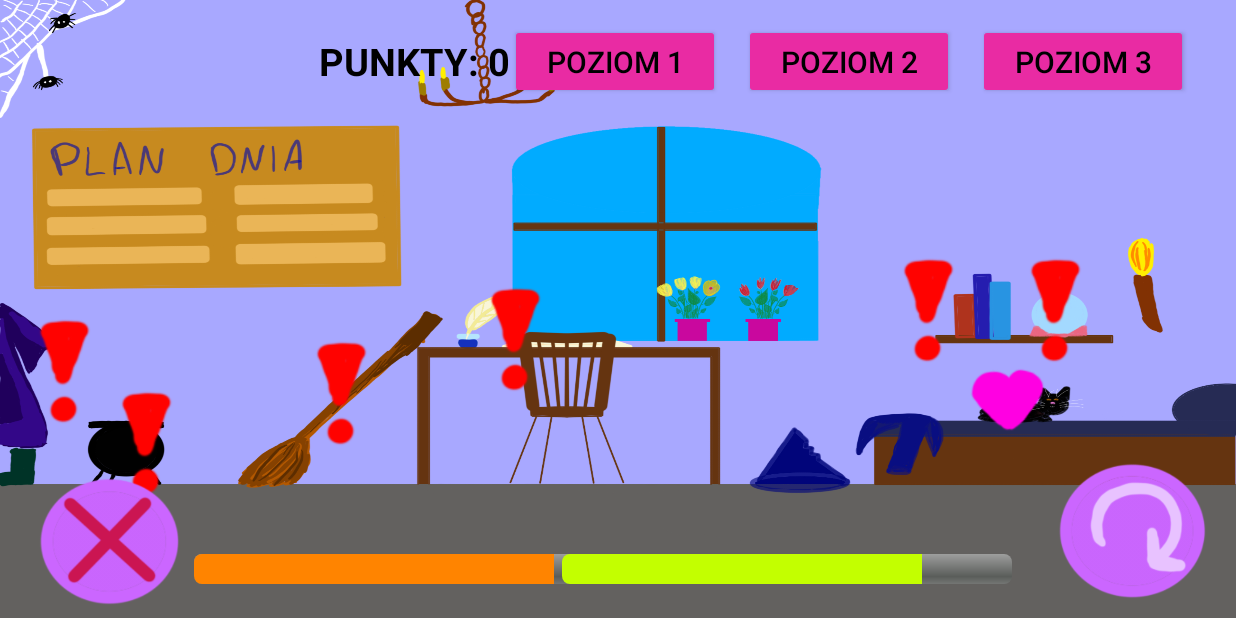
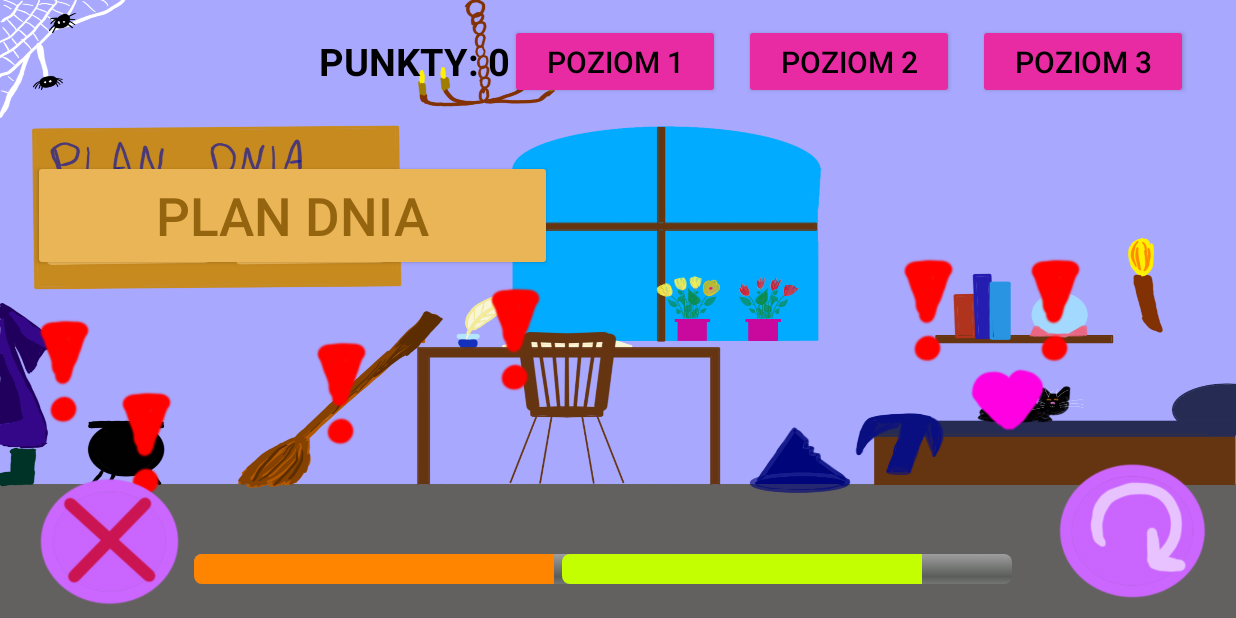
Before and after one commit to luki05superas-code/witch, an Android app: the screen it shows after launch (MainActivity), on a phone screen of 824 x 412 dp (held sideways). Run offline under Robolectric (Android 15) with nearby library versions, the phone set to English and light mode, and no system bars.

Commit message:
"Plan dnia."

```diff
--- /dev/null
+++ b/app/src/main/java/com/example/witch/DailySchedule.java
@@ -0,0 +1,13 @@
+package com.example.witch;
+
+public class DailySchedule extends GameAction{
+
+    @Override
+    public void updateDescription() {
+
+    }
+    public DailySchedule(int timeCost, int energyCost){
+        super(timeCost,energyCost);
+
+    }
+}
--- a/app/src/main/java/com/example/witch/MainActivity.java
+++ b/app/src/main/java/com/example/witch/MainActivity.java
@@ -5,6 +5,7 @@ import android.os.Bundle;
 import android.view.View;
 import android.widget.Button;
 import android.widget.ImageButton;
+import android.widget.LinearLayout;
 import android.widget.ProgressBar;
 import android.widget.TextView;
 import android.widget.Toast;
@@ -29,6 +30,10 @@ public class MainActivity extends AppCompatActivity {
     private ImageButton heart;
     private ImageButton[] buttons;
     private TextView textPoint;
+    LinearLayout overlayPanel;
+    TextView overlayText;
+    Button closeOverlayButton;
+    Button planButton;
 
 
 
@@ -56,6 +61,11 @@ public class MainActivity extends AppCompatActivity {
         level2Button = (Button) findViewById(R.id.button_poziom_2);
         level3Button = (Button) findViewById(R.id.button_poziom_3);
         heart = findViewById(R.id.button_serce);
+        overlayPanel = findViewById(R.id.overlayPanel);
+        overlayText = findViewById(R.id.overlayText);
+        closeOverlayButton = findViewById(R.id.closeOverlayButton);
+        planButton = findViewById(R.id.button_plan);
+
 
         energyBar.setMax(100);
         timeBar.setMax(100);
@@ -115,6 +125,26 @@ public class MainActivity extends AppCompatActivity {
                 updateUI();
             }
         });
+        closeOverlayButton.setOnClickListener(new View.OnClickListener() {
+            @Override
+            public void onClick(View v) {
+                overlayPanel.setVisibility(View.GONE); // Ukrywamy panel
+            }
+        });
+        planButton.setOnClickListener(new View.OnClickListener() {
+            @Override
+            public void onClick(View v) {
+                String description = gameModel.getAllDescription();
+                overlayText.setText(description);
+                overlayPanel.setVisibility(View.VISIBLE); // Pokazujemy panel
+                if(!gameModel.plan.done){
+                    gameModel.makePlan(gameModel.plan);
+                    updateUI();
+
+                }
+            }
+        });
+
 
 
 
--- a/app/src/main/res/layout/layout.xml
+++ b/app/src/main/res/layout/layout.xml
@@ -1,7 +1,12 @@
 <?xml version="1.0" encoding="utf-8"?>
-<LinearLayout xmlns:android="http://schemas.android.com/apk/res/android"
+
+<FrameLayout xmlns:android="http://schemas.android.com/apk/res/android"
     xmlns:app="http://schemas.android.com/apk/res-auto"
     xmlns:tools="http://schemas.android.com/tools"
+    android:layout_width="match_parent"
+    android:layout_height="match_parent">
+
+<LinearLayout
     android:layout_width="match_parent"
     android:layout_height="match_parent"
     android:background="@drawable/tlo_glowne"
@@ -259,5 +264,49 @@
             app:layout_constraintTop_toTopOf="parent"
             app:layout_constraintVertical_bias="0.931" />
 
+        <Button
+            android:id="@+id/button_plan"
+            android:layout_width="346dp"
+            android:layout_height="74dp"
+            android:backgroundTint="#EAB557"
+            android:text="PLAN DNIA"
+            android:textSize="35dp"
+            android:textColor="#95640E"
+            app:layout_constraintBottom_toBottomOf="parent"
+            app:layout_constraintEnd_toEndOf="parent"
+            app:layout_constraintHorizontal_bias="0.046"
+            app:layout_constraintStart_toStartOf="parent"
+            app:layout_constraintTop_toTopOf="parent"
+            app:layout_constraintVertical_bias="0.15" />
+
     </androidx.constraintlayout.widget.ConstraintLayout>
-</LinearLayout>
+
+ </LinearLayout>
+    <LinearLayout
+        android:id="@+id/overlayPanel"
+        android:layout_width="match_parent"
+        android:layout_height="match_parent"
+        android:background="#CC000000"
+        android:gravity="center"
+        android:orientation="vertical"
+        android:clickable="true"
+        android:focusable="true"
+        android:elevation="10dp"
+        android:visibility="gone">
+        <TextView
+            android:id="@+id/overlayText"
+            android:layout_width="wrap_content"
+            android:layout_height="wrap_content"
+            android:textColor="#FFFFFF"
+            android:textSize="20sp"
+            android:padding="20dp"
+            android:text="Tutaj pojawi się opis"
+            android:gravity="center"/>
+        <Button
+            android:id="@+id/closeOverlayButton"
+            android:layout_width="wrap_content"
+            android:layout_height="wrap_content"
+            android:text="Zamknij"/>
+
+    </LinearLayout>
+</FrameLayout>
```
Also changed, not shown: app/src/main/java/com/example/witch/GameModel.java (+23 -0 lines).
